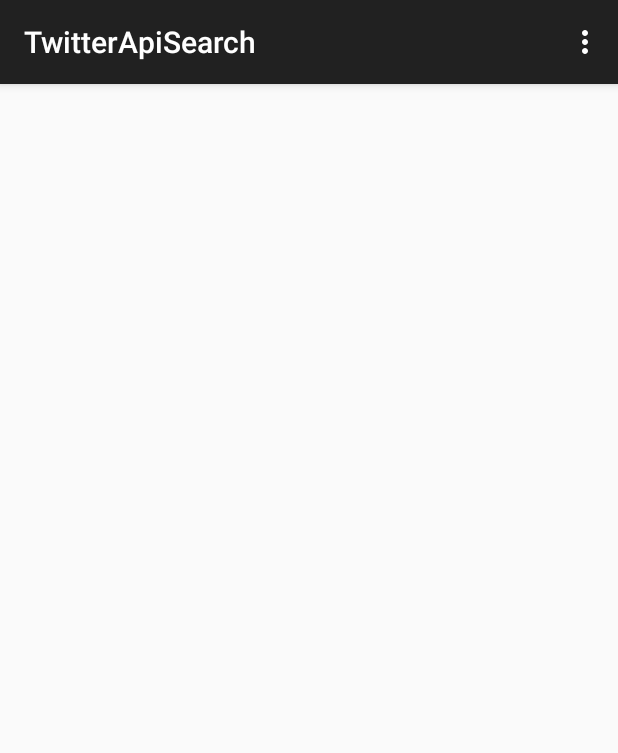
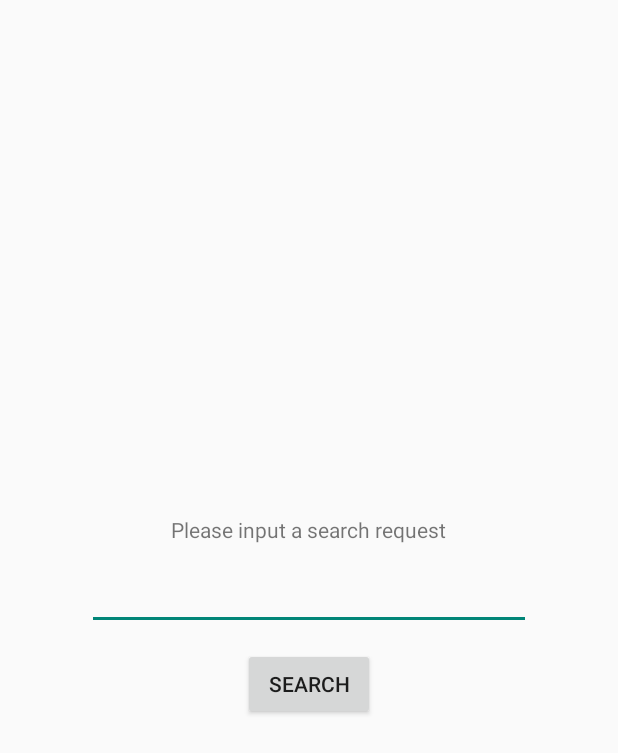
Before and after one commit to ashokslsk/Retrofit-Twitter-search, an Android app: the screen it shows after launch (MainActivity), on a phone screen of 412 x 824 dp. Shown: the top 753 px of the screen. Run offline under Robolectric (Android 15) with nearby library versions, the phone set to English and light mode, and no system bars; 1 statement that could not run was skipped.

Commit message:
Completed ui with fragments

```diff
--- a/app/src/main/java/com/ashokslsk/twitterapisearch/MainActivity.java
+++ b/app/src/main/java/com/ashokslsk/twitterapisearch/MainActivity.java
@@ -1,37 +1,38 @@
 package com.ashokslsk.twitterapisearch;
 
-import android.support.v7.app.AppCompatActivity;
+import android.app.Activity;
 import android.os.Bundle;
-import android.view.Menu;
-import android.view.MenuItem;
+import android.app.FragmentManager;
+import com.ashokslsk.twitterapisearch.util.ActivityHelper;
 
-public class MainActivity extends AppCompatActivity {
+public class MainActivity extends Activity implements FragmentManager.OnBackStackChangedListener {
 
     @Override
     protected void onCreate(Bundle savedInstanceState) {
         super.onCreate(savedInstanceState);
         setContentView(R.layout.activity_main);
+        ActivityHelper.navigateTo(this, new WelcomeFragment(), false, R.id.container_main);
+        getFragmentManager().addOnBackStackChangedListener(this);
+        //Handle when activity is recreated like on orientation Change
+        shouldDisplayHomeUp();
     }
 
     @Override
-    public boolean onCreateOptionsMenu(Menu menu) {
-        // Inflate the menu; this adds items to the action bar if it is present.
-        getMenuInflater().inflate(R.menu.menu_main, menu);
+    public void onBackStackChanged() {
+        shouldDisplayHomeUp();
+    }
+
+    public void shouldDisplayHomeUp() {
+        //Enable Up button only  if there are entries in the back stack
+        boolean canback = getFragmentManager().getBackStackEntryCount() > 0;
+        getActionBar().setDisplayHomeAsUpEnabled(canback);
+    }
+
+    @Override
+    public boolean onNavigateUp() {
+        //This method is called when the up button is pressed. Just the pop back stack.
+        getFragmentManager().popBackStack();
         return true;
     }
 
-    @Override
-    public boolean onOptionsItemSelected(MenuItem item) {
-        // Handle action bar item clicks here. The action bar will
-        // automatically handle clicks on the Home/Up button, so long
-        // as you specify a parent activity in AndroidManifest.xml.
-        int id = item.getItemId();
-
-        //noinspection SimplifiableIfStatement
-        if (id == R.id.action_settings) {
-            return true;
-        }
-
-        return super.onOptionsItemSelected(item);
-    }
 }
--- /dev/null
+++ b/app/src/main/java/com/ashokslsk/twitterapisearch/WelcomeFragment.java
@@ -0,0 +1,49 @@
+package com.ashokslsk.twitterapisearch;
+
+import android.os.Bundle;
+import android.text.TextUtils;
+import android.view.LayoutInflater;
+import android.view.View;
+import android.view.ViewGroup;
+import android.widget.Button;
+import android.widget.EditText;
+import android.app.Fragment;
+
+
+import com.ashokslsk.twitterapisearch.util.ActivityHelper;
+
+import static com.ashokslsk.twitterapisearch.util.Util.makeToast;
+
+/**
+ * Created by Ashu on 25/08/15.
+ */
+public class WelcomeFragment extends Fragment {
+
+    private EditText editSearch;
+
+    @Override
+    public View onCreateView(LayoutInflater inflater, ViewGroup container,
+                             Bundle savedInstanceState) {
+        View rootView = inflater.inflate(R.layout.fragment_main, container, false);
+
+        editSearch = (EditText) rootView.findViewById(R.id.edit_search_tag);
+
+        Button buttonSearch = (Button) rootView.findViewById(R.id.button_search);
+        buttonSearch.setOnClickListener(new View.OnClickListener() {
+            @Override
+            public void onClick(View v) {
+                if (!TextUtils.isEmpty(editSearch.getText())) {
+                    SearchResultsFragment fragment = new SearchResultsFragment();
+                    Bundle args = new Bundle();
+                    args.putString(SearchResultsFragment.ARG_SEARCH_REQUEST, editSearch.getText().toString());
+                    fragment.setArguments(args);
+                    ActivityHelper.navigateTo(getActivity(), fragment, R.id.container_main);
+                } else {
+                    makeToast(getActivity(), "Please input a valid word or hashtag to search");
+                }
+            }
+        });
+        return rootView;
+    }
+
+}
--- a/app/src/main/java/com/ashokslsk/twitterapisearch/api/TwitterServiceProvider.java
+++ b/app/src/main/java/com/ashokslsk/twitterapisearch/api/TwitterServiceProvider.java
@@ -2,10 +2,14 @@ package com.ashokslsk.twitterapisearch.api;
 
 import android.util.Log;
 
+import com.ashokslsk.twitterapisearch.TwitterSearchApplication;
 import com.ashokslsk.twitterapisearch.event.SearchTweetsEvent;
 import com.ashokslsk.twitterapisearch.event.SearchTweetsEventFailed;
 import com.ashokslsk.twitterapisearch.event.SearchTweetsEventOk;
 import com.ashokslsk.twitterapisearch.event.TwitterGetTokenEvent;
+import com.ashokslsk.twitterapisearch.event.TwitterGetTokenEventFailed;
+import com.ashokslsk.twitterapisearch.event.TwitterGetTokenEventOk;
+import com.ashokslsk.twitterapisearch.util.PrefsController;
 import com.squareup.otto.Bus;
 import com.squareup.otto.Subscribe;
 
@@ -14,6 +18,8 @@ import java.io.UnsupportedEncodingException;
 import retrofit.Callback;
 import retrofit.RetrofitError;
 import retrofit.client.Response;
+
+import static com.ashokslsk.twitterapisearch.util.Util.getBase64String;
 
 /**
  * Created by Ashu on 25/08/15.
--- a/app/src/main/java/com/ashokslsk/twitterapisearch/util/ActivityHelper.java
+++ b/app/src/main/java/com/ashokslsk/twitterapisearch/util/ActivityHelper.java
@@ -1,7 +1,9 @@
 package com.ashokslsk.twitterapisearch.util;
 
 import android.app.Activity;
+import android.app.Fragment;
 import android.app.FragmentManager;
+import android.app.FragmentTransaction;
 import android.content.Intent;
 
 /**
--- /dev/null
+++ b/app/src/main/res/layout/fragment_main.xml
@@ -0,0 +1,27 @@
+<?xml version="1.0" encoding="utf-8"?>
+
+<RelativeLayout xmlns:android="http://schemas.android.com/apk/res/android"
+    android:layout_width="match_parent"
+    android:layout_height="match_parent">
+    <LinearLayout
+        android:layout_centerInParent="true"
+        android:orientation="vertical"
+        android:gravity="center"
+        android:layout_width="320dp"
+        android:layout_height="wrap_content">
+        <TextView
+            android:text="Please input a search request"
+            android:layout_width="wrap_content"
+            android:layout_height="wrap_content"/>
+        <EditText
+            android:id="@+id/edit_search_tag"
+            android:layout_margin="12dp"
+            android:layout_width="match_parent"
+            android:layout_height="wrap_content"/>
+        <Button
+            android:id="@+id/button_search"
+            android:text="Search"
+            android:layout_width="wrap_content"
+            android:layout_height="wrap_content"/>
+    </LinearLayout>
+</RelativeLayout>
```
Also changed, not shown: app/src/main/java/com/ashokslsk/twitterapisearch/SearchResultsFragment.java (added, +103 -0 lines), app/src/main/java/com/ashokslsk/twitterapisearch/TwitterSearchApplication.java (added, +58 -0 lines), app/src/main/res/layout/fragment_list_tweets.xml (added, +21 -0 lines).
